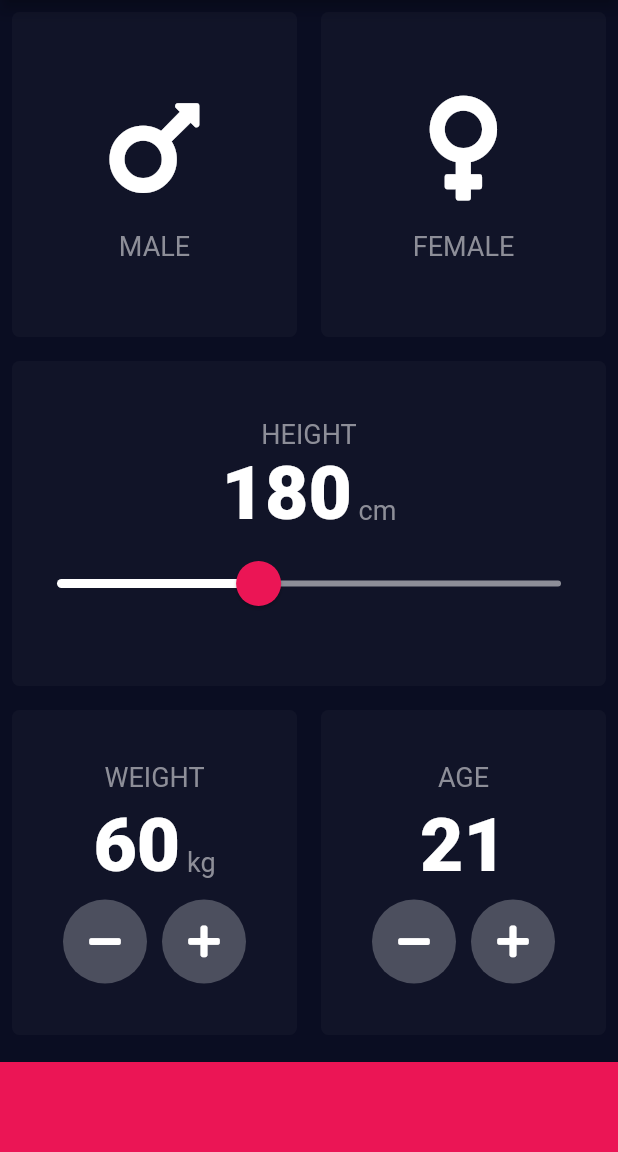
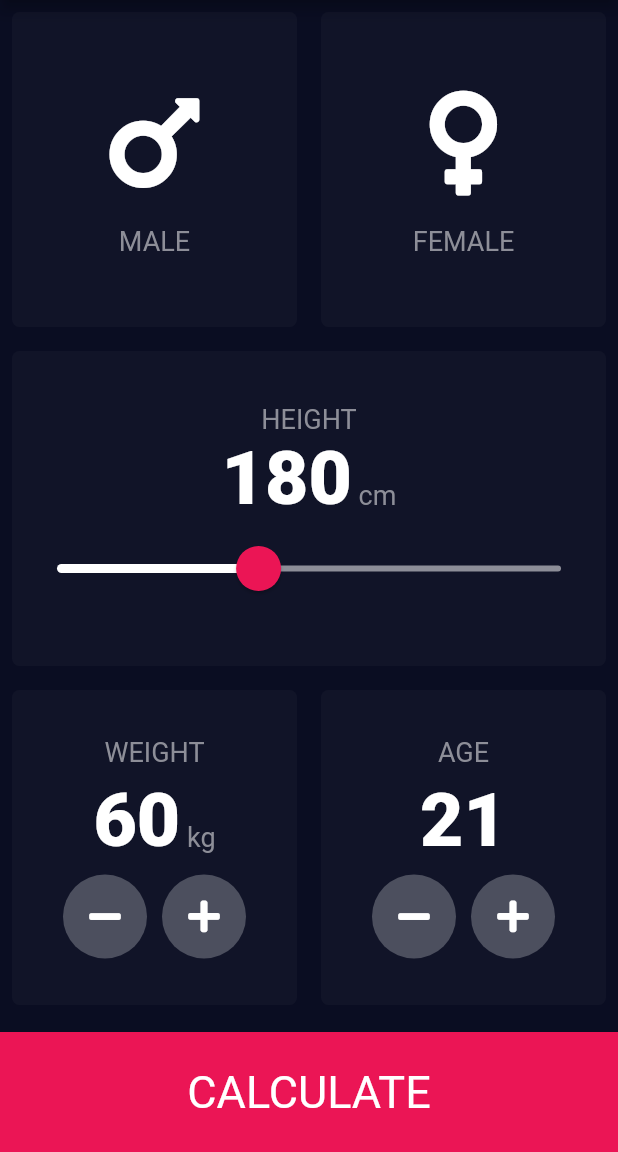
Before and after one commit to naingminoo99/bmi_calculator, a Flutter app: the screen it shows after launch, on a phone screen of 412 x 824 dp, the part 84-1236 px from its top. Run offline on Flutter 3.47's test engine with Material 2 defaults, Android fonts, the phone set to English and light mode, and no system bars; our stand-ins replace font_awesome_flutter.

Commit message:
bmi app done
latest

```diff
--- /dev/null
+++ b/lib/components/ReuseableCard.dart
@@ -0,0 +1,22 @@
+import 'package:flutter/material.dart';
+
+class ReuseableCard extends StatelessWidget {
+  ReuseableCard({@required this.colour, this.cardChild, this.Onpress});
+  final Color colour;
+  final Widget cardChild;
+  final Function Onpress;
+  @override
+  Widget build(BuildContext context) {
+    return GestureDetector(
+      onTap: Onpress,
+      child: Container(
+        child: cardChild,
+        margin: EdgeInsets.all(8),
+        decoration: BoxDecoration(
+          color: colour,
+          borderRadius: BorderRadius.circular(5),
+        ),
+      ),
+    );
+  }
+} //the background card
--- /dev/null
+++ b/lib/components/buttomButton.dart
@@ -0,0 +1,25 @@
+import 'package:flutter/material.dart';
+
+class ButtomButton extends StatelessWidget {
+  ButtomButton({@required this.btnLable, @required this.Ontap});
+  final String btnLable;
+  final Function Ontap;
+  @override
+  Widget build(BuildContext context) {
+    return GestureDetector(
+      onTap: Ontap,
+      child: Container(
+        margin: EdgeInsets.only(top: 10),
+        color: Color(0xFFEB1555),
+        height: 80,
+        width: double.infinity,
+        child: Center(
+          child: Text(
+            btnLable,
+            style: TextStyle(fontSize: 30),
+          ),
+        ),
+      ),
+    );
+  }
+}
--- /dev/null
+++ b/lib/components/containerContent.dart
@@ -0,0 +1,29 @@
+import 'package:flutter/material.dart';
+import '../constants.dart';
+
+class containerContent extends StatelessWidget {
+  containerContent({this.icon, this.label});
+
+  final String label;
+  final IconData icon;
+
+  @override
+  Widget build(BuildContext context) {
+    return Column(
+      mainAxisAlignment: MainAxisAlignment.center,
+      children: <Widget>[
+        Icon(
+          icon,
+          size: 80,
+        ),
+        SizedBox(
+          height: 15,
+        ),
+        Text(
+          label,
+          style: kLableTextStyle,
+        )
+      ],
+    );
+  }
+} //for the icons
--- /dev/null
+++ b/lib/components/roundIconButton.dart
@@ -0,0 +1,25 @@
+import 'package:flutter/material.dart';
+
+//Custom RoundIconButton Class
+class RoundIconButton extends StatelessWidget {
+  RoundIconButton({@required this.icon, @required this.onPressed});
+  final IconData icon;
+  final Function onPressed;
+  @override
+  Widget build(BuildContext context) {
+    return RawMaterialButton(
+      onPressed: onPressed,
+      child: Icon(
+        icon,
+        color: Colors.white,
+      ),
+      elevation: 0,
+      fillColor: Color(0xFF4C4F5E),
+      constraints: BoxConstraints.tightFor(
+        width: 56.0,
+        height: 56.0,
+      ),
+      shape: CircleBorder(),
+    );
+  }
+}
--- a/lib/main.dart
+++ b/lib/main.dart
@@ -1,5 +1,5 @@
 import 'package:flutter/material.dart';
-import 'input_page.dart';
+import 'screens/input_page.dart';
 
 void main() {
   runApp(BMIcalculator());
--- /dev/null
+++ b/lib/screens/input_page.dart
@@ -0,0 +1,261 @@
+import 'package:flutter/material.dart';
+import 'package:font_awesome_flutter/font_awesome_flutter.dart';
+import '../components/containerContent.dart';
+import '../components/ReuseableCard.dart';
+import '../constants.dart';
+import 'result_page.dart';
+import '../components/roundIconButton.dart';
+import '../components/buttomButton.dart';
+import '../components/bmi_brain.dart';
+
+//these variables are to remove unnessery redunduncies and make it easier to maintian
+enum Gender {
+  male,
+  female,
+}
+
+class BMIinput extends StatefulWidget {
+  @override
+  _BMIinputState createState() => _BMIinputState();
+}
+
+Color maleCardColor = inactive;
+Color femaleCardColor = inactive;
+Gender selectedGender;
+int height = 180;
+int weight = 60;
+int age = 21;
+
+//Start of the input Page
+class _BMIinputState extends State<BMIinput> {
+  @override
+  Widget build(BuildContext context) {
+    return Scaffold(
+        appBar: AppBar(
+          title: Text('BMI CALCULATOR'),
+        ),
+        body: Column(
+          crossAxisAlignment: CrossAxisAlignment.stretch,
+          children: <Widget>[
+            Expanded(
+              child: Row(
+                children: <Widget>[
+                  //Male Card
+                  Expanded(
+                    child: ReuseableCard(
+                      Onpress: () {
+                        setState(() {
+                          selectedGender = Gender.male;
+                        });
+                      },
+                      colour: selectedGender == Gender.male ? active : inactive,
+                      cardChild: containerContent(
+                        icon: FontAwesomeIcons.mars,
+                        label: 'MALE',
+                      ),
+                    ),
+                  ),
+                  //Female Card
+                  Expanded(
+                    child: ReuseableCard(
+                        Onpress: () {
+                          setState(() {
+                            selectedGender = Gender.female;
+                          });
+                        },
+                        colour:
+                            selectedGender == Gender.female ? active : inactive,
+                        cardChild: containerContent(
+                          icon: FontAwesomeIcons.venus,
+                          label: 'FEMALE',
+                        )),
+                  ),
+                ],
+              ),
+            ),
+            //Height Slider
+            Expanded(
+              child: ReuseableCard(
+                colour: inactive,
+                cardChild: Column(
+                  mainAxisAlignment: MainAxisAlignment.center,
+                  children: <Widget>[
+                    Text(
+                      'HEIGHT',
+                      style: kLableTextStyle,
+                    ),
+                    Row(
+                      mainAxisAlignment: MainAxisAlignment.center,
+                      crossAxisAlignment: CrossAxisAlignment.baseline,
+                      textBaseline: TextBaseline.alphabetic,
+                      children: <Widget>[
+                        Text(
+                          height.toString(),
+                          style: kLableLarge,
+                        ),
+                        Text(
+                          ' cm',
+                          style: kLableTextStyle,
+                        ),
+                      ],
+                    ),
+                    SliderTheme(
+                      data: SliderTheme.of(context).copyWith(
+                        inactiveTrackColor: Color(0xFF8D8E98),
+                        activeTrackColor: Colors.white,
+                        thumbColor: Color(0xFFEB1555),
+                        thumbShape:
+                            RoundSliderThumbShape(enabledThumbRadius: 15),
+                        overlayShape:
+                            RoundSliderOverlayShape(overlayRadius: 30),
+                        overlayColor: Color(0x29EB1555),
+                      ),
+                      child: Slider(
+                        value: height.toDouble(),
+                        min: 120,
+                        max: 270,
+                        onChanged: (double newValue) {
+                          setState(() {
+                            height = newValue.round();
+                          });
+                        },
+                      ),
+                    )
+                  ],
+                ),
+              ),
+            ),
+            Expanded(
+              child: Row(
+                children: <Widget>[
+                  //Weight Card
+                  Expanded(
+                    child: ReuseableCard(
+                      colour: inactive,
+                      cardChild: Column(
+                        mainAxisAlignment: MainAxisAlignment.center,
+                        children: <Widget>[
+                          Text(
+                            'WEIGHT',
+                            style: kLableTextStyle,
+                          ),
+                          SizedBox(
+                            height: 6,
+                          ),
+                          Row(
+                            mainAxisAlignment: MainAxisAlignment.center,
+                            crossAxisAlignment: CrossAxisAlignment.baseline,
+                            textBaseline: TextBaseline.alphabetic,
+                            children: <Widget>[
+                              Text(
+                                weight.toString(),
+                                style: kLableLarge,
+                              ),
+                              Text(
+                                ' kg',
+                                style: kLableTextStyle,
+                              ),
+                            ],
+                          ),
+                          SizedBox(
+                            height: 6,
+                          ),
+                          Row(
+                            mainAxisAlignment: MainAxisAlignment.center,
+                            children: <Widget>[
+                              RoundIconButton(
+                                icon: FontAwesomeIcons.minus,
+                                onPressed: () {
+                                  setState(() {
+                                    weight--;
+                                  });
+                                },
+                              ),
+                              SizedBox(
+                                width: 10,
+                              ),
+                              RoundIconButton(
+                                icon: FontAwesomeIcons.plus,
+                                onPressed: () {
+                                  setState(() {
+                                    weight++;
+                                  });
+                                },
+                              ),
+                            ],
+                          ),
+                        ],
+                      ),
+                    ),
+                  ),
+                  //Age Card
+                  Expanded(
+                    child: ReuseableCard(
+                      colour: inactive,
+                      cardChild: Column(
+                        mainAxisAlignment: MainAxisAlignment.center,
+                        children: <Widget>[
+                          Text(
+                            'AGE',
+                            style: kLableTextStyle,
+                          ),
+                          SizedBox(
+                            height: 6,
+                          ),
+                          Text(
+                            age.toString(),
+                            style: kLableLarge,
+                          ),
+                          SizedBox(
+                            height: 6,
+                          ),
+                          Row(
+                            mainAxisAlignment: MainAxisAlignment.center,
+                            children: <Widget>[
+                              RoundIconButton(
+                                icon: FontAwesomeIcons.minus,
+                                onPressed: () {
+                                  setState(() {
+                                    age--;
+                                  });
+                                },
+                              ),
+                              SizedBox(
+                                width: 10,
+                              ),
+                              RoundIconButton(
+                                icon: FontAwesomeIcons.plus,
+                                onPressed: () {
+                                  setState(() {
+                                    age++;
+                                  });
+                                },
+                              ),
+                            ],
+                          ),
+                        ],
+                      ),
+                    ),
+                  ),
+                ],
+              ),
+            ),
+            ButtomButton(
+              btnLable: 'CALCULATE',
+              Ontap: () {
+                BmiCalculator calc =
+                    BmiCalculator(height: height, weight: weight);
+                Navigator.push(
+                    context,
+                    MaterialPageRoute(
+                        builder: (context) => ResultPage(
+                              bmi: calc.CalculateBmi(),
+                              interpretation: calc.getInterpretation(),
+                              result: calc.getResult(),
+                            )));
+              },
+            ),
+          ],
+        ));
+  }
+}
```
Also changed, not shown: lib/components/bmi_brain.dart (added, +34 -0 lines), lib/constants.dart (+20 -0 lines), lib/screens/result_page.dart (added, +69 -0 lines), 32 other files.
